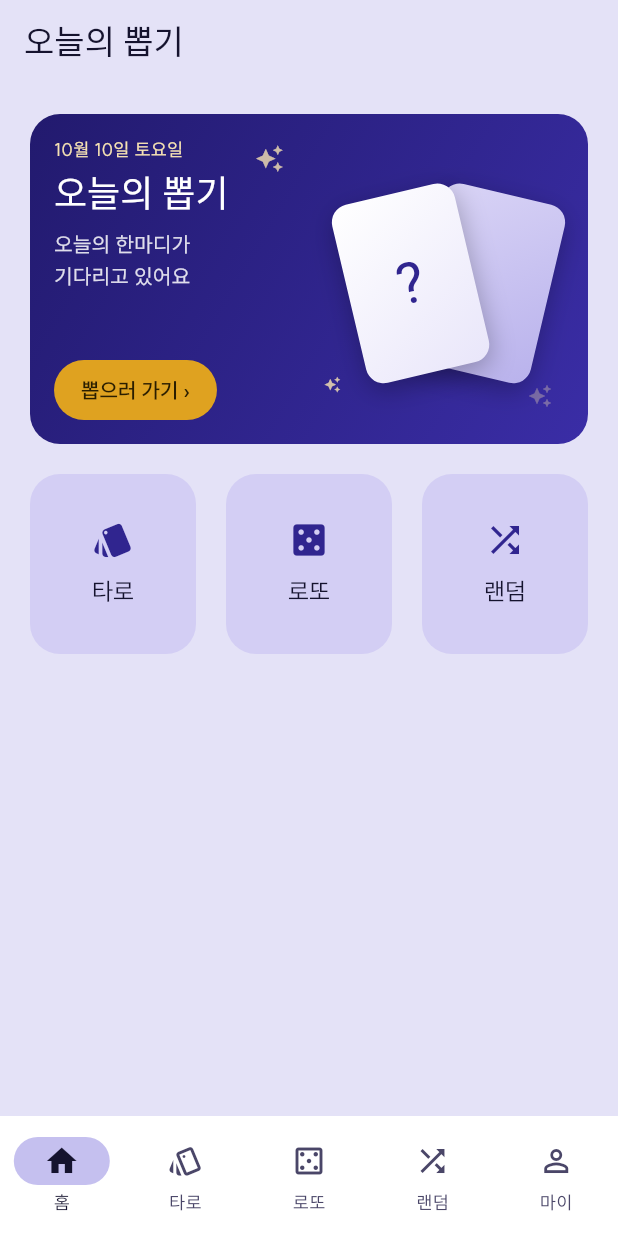
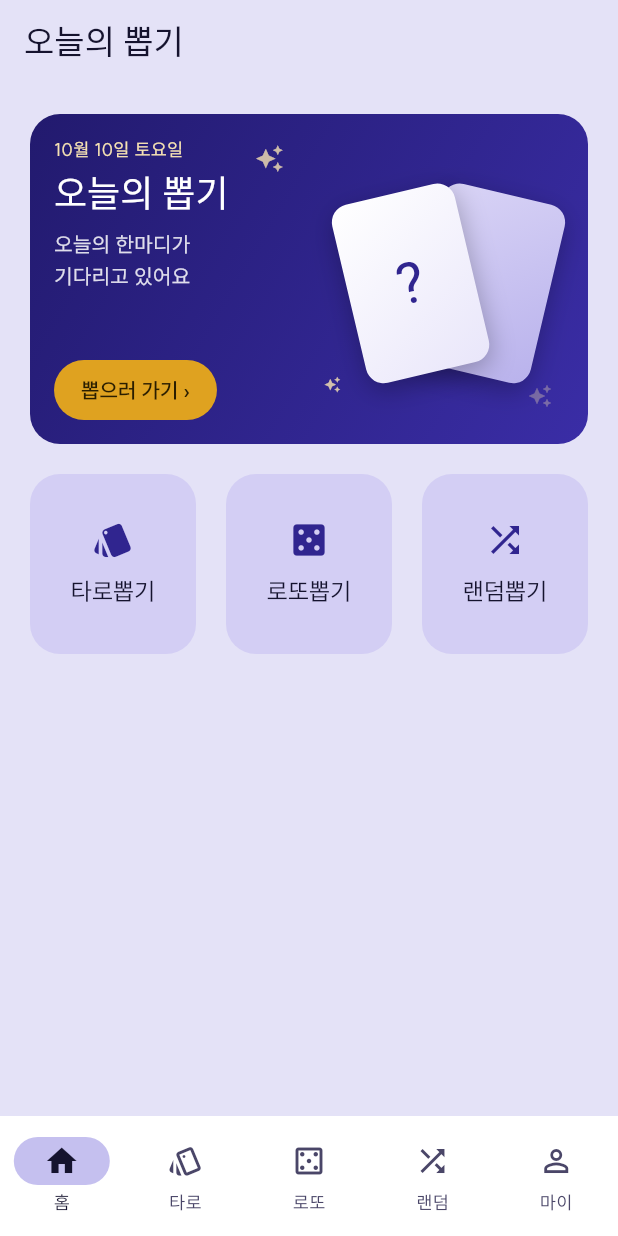
Before and after one commit to shlete/Oppop, a Flutter app: the screen it shows after launch, on a phone screen of 412 x 824 dp. Run offline on Flutter 3.47's test engine with Material 3 defaults, Android fonts, the phone set to English and light mode, and no system bars; our stand-ins replace flutter_riverpod, google_mobile_ads, share_plus, shared_preferences, web; missing offline and left inert: dart:js_interop, gal; network calls fail; Roboto replaces fonts that are missing (IBMPlexSansKR); project files that could hold a hidden picture were left out.

Commit message:
Rename home tiles to 타로뽑기/로또뽑기/랜덤뽑기
Co-Authored-By: Claude Opus 5.5 (1M context) <noreply@anthropic.com>
Claude-Session: https://claude.ai/code/session_01FsZtawRLD1deWrySo6vrEK

```diff
--- a/lib/features/home/home_screen.dart
+++ b/lib/features/home/home_screen.dart
@@ -29,7 +29,7 @@ class HomeScreen extends StatelessWidget {
             children: [
               Expanded(
                 child: _MenuTile(
-                  title: '타로',
+                  title: '타로뽑기',
                   icon: Icons.style,
                   onTap: () => onOpenTab(1),
                 ),
@@ -37,7 +37,7 @@ class HomeScreen extends StatelessWidget {
               const SizedBox(width: 12),
               Expanded(
                 child: _MenuTile(
-                  title: '로또',
+                  title: '로또뽑기',
                   icon: Icons.casino,
                   onTap: () => onOpenTab(2),
                 ),
@@ -45,7 +45,7 @@ class HomeScreen extends StatelessWidget {
               const SizedBox(width: 12),
               Expanded(
                 child: _MenuTile(
-                  title: '랜덤',
+                  title: '랜덤뽑기',
                   icon: Icons.shuffle,
                   onTap: () => onOpenTab(3),
                 ),
```
